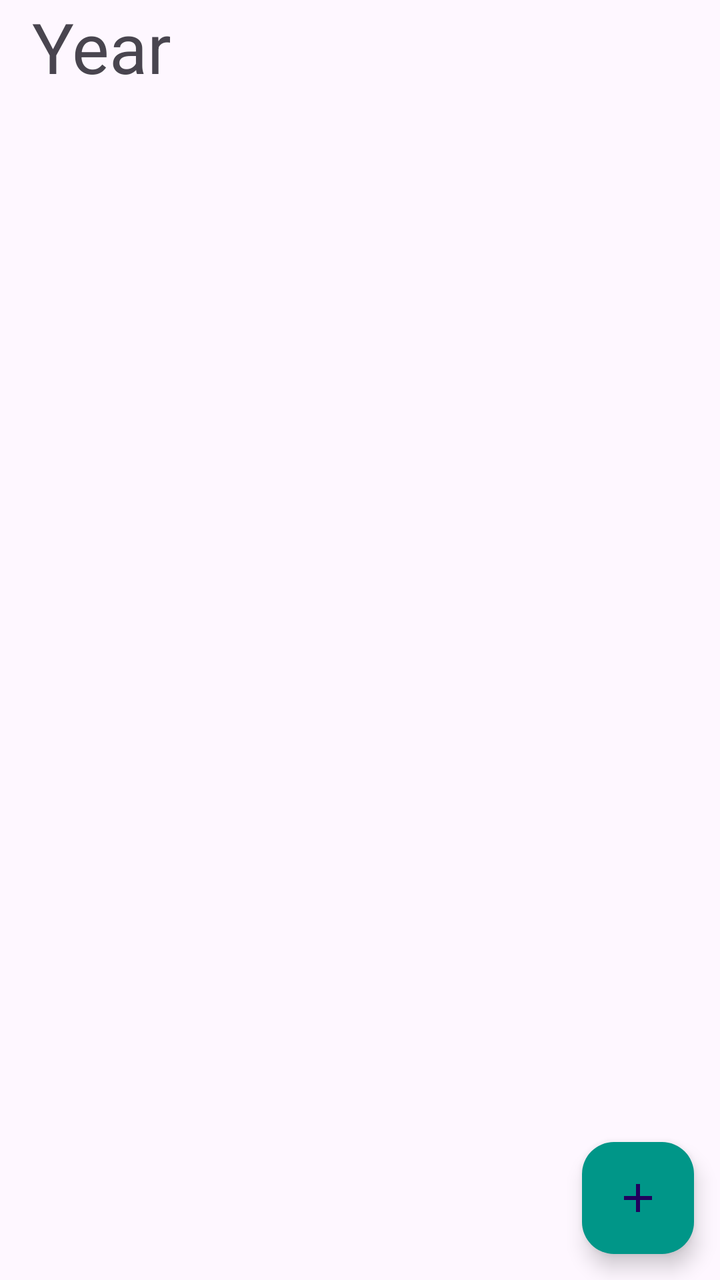
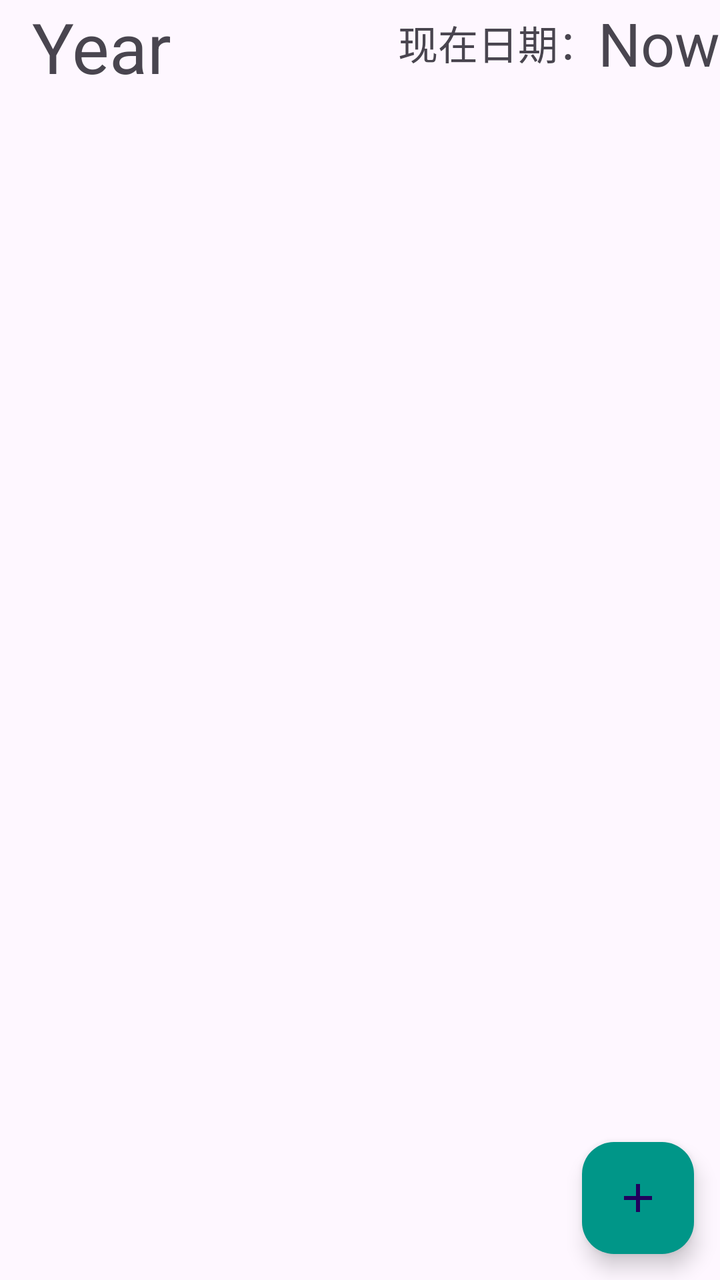

Two renders of the same Android screen: before a commit and after it. Below are the layout's source before the change and the commit's diff.
<!-- AndroidManifest.xml: application theme Theme.Calendar -->
<!-- res/layout/activity_main.xml -->
<?xml version="1.0" encoding="utf-8"?>
<androidx.coordinatorlayout.widget.CoordinatorLayout xmlns:android="http://schemas.android.com/apk/res/android"
    xmlns:app="http://schemas.android.com/apk/res-auto"
    xmlns:tools="http://schemas.android.com/tools"
    android:id="@+id/main"
    android:layout_width="match_parent"
    android:layout_height="match_parent"
    tools:context=".MainActivity">

    <com.google.android.material.appbar.AppBarLayout
        android:layout_width="match_parent"
        android:layout_height="wrap_content"
        android:fitsSystemWindows="true">

        <com.google.android.material.appbar.MaterialToolbar
            android:layout_width="match_parent"
            android:layout_height="43dp">

            <TextView
                android:id="@+id/yearOfNow"
                android:layout_width="wrap_content"
                android:layout_height="wrap_content"
                android:text="Year"
                android:textSize="35dp"/>



        </com.google.android.material.appbar.MaterialToolbar>

    </com.google.android.material.appbar.AppBarLayout>

    <androidx.constraintlayout.widget.ConstraintLayout
        android:layout_width="match_parent"
        android:layout_height="match_parent"
        android:layout_marginTop="10dp"
        app:layout_behavior="@string/appbar_scrolling_view_behavior">
        
        <androidx.fragment.app.FragmentContainerView
            android:id="@+id/fragmentMonth"
            android:layout_width="match_parent"
            android:layout_height="match_parent"
            app:layout_constraintStart_toStartOf="parent"
            app:layout_constraintTop_toTopOf="parent"
            app:layout_constraintEnd_toEndOf="parent"
            app:layout_constraintBottom_toBottomOf="parent"/>

        <com.google.android.material.floatingactionbutton.FloatingActionButton
            android:id="@+id/addButton"
            android:layout_width="wrap_content"
            android:layout_height="wrap_content"
            android:contentDescription="@null"
            android:layout_margin="13dp"
            android:backgroundTint="#009688"
            app:layout_constraintEnd_toEndOf="parent"
            app:layout_constraintBottom_toBottomOf="parent"
            app:srcCompat="@drawable/ic_add"/>


    </androidx.constraintlayout.widget.ConstraintLayout>

</androidx.coordinatorlayout.widget.CoordinatorLayout>
<!-- resources referenced by this layout -->
<resources>
  <!-- drawable ic_add (drawable) -->
  <?xml version="1.0" encoding="utf-8"?>
  <vector xmlns:android="http://schemas.android.com/apk/res/android"
      android:width="24dp"
      android:height="24dp"
      android:viewportWidth="24"
      android:viewportHeight="24">
  
      
      <path
          android:fillColor="#000000"
          android:pathData="M5,11h14v2H5z" />
  
      
      <path
          android:fillColor="#000000"
          android:pathData="M11,5h2v14h-2z" />
  </vector>
  <style name="Theme.Calendar" parent="Base.Theme.Calendar" />
  <style name="Base.Theme.Calendar" parent="Theme.Material3.DayNight.NoActionBar">
          
          
      </style>
</resources>

<!-- the commit's change to res/layout/activity_main.xml (unified diff, before → after) -->
@@ -24,6 +24,21 @@
                 android:textSize="35dp"/>
 
 
+
+            <TextView
+                android:id="@+id/dateOfNow"
+                android:layout_width="wrap_content"
+                android:layout_height="wrap_content"
+                android:text="Now"
+                android:textSize="30dp"
+                android:layout_gravity="end"/>
+
+            <TextView
+                android:layout_width="wrap_content"
+                android:layout_height="wrap_content"
+                android:text="现在日期："
+                android:textSize="20dp"
+                android:layout_gravity="end"/>
 
         </com.google.android.material.appbar.MaterialToolbar>
 
